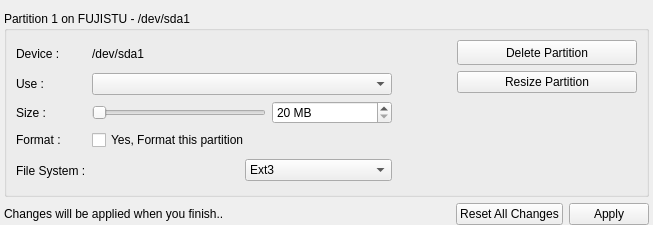
Above: yali4/gui/Ui/partedit.ui from dadas45li/yali before the change. Below: the same form after it.
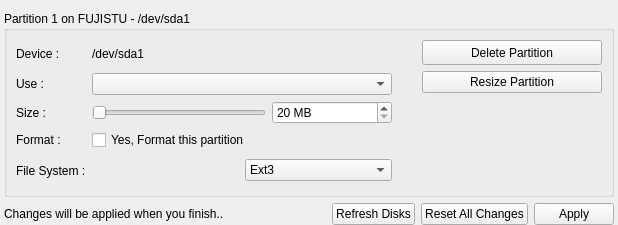
That is the form after the change.

Commit message:
* Refresh Disks button added; if you plug any removable disk during    installation you can use it without restarting the installer
BUG:FIXED:6278

```diff
--- a/yali4/gui/Ui/partedit.ui
+++ b/yali4/gui/Ui/partedit.ui
@@ -5,14 +5,14 @@
    <rect>
     <x>0</x>
     <y>0</y>
-    <width>653</width>
+    <width>618</width>
     <height>225</height>
    </rect>
   </property>
   <property name="windowTitle" >
    <string>Form</string>
   </property>
-  <layout class="QGridLayout" name="gridLayout_2" >
+  <layout class="QGridLayout" >
    <property name="leftMargin" >
     <number>4</number>
    </property>
@@ -25,15 +25,18 @@
    <property name="bottomMargin" >
     <number>0</number>
    </property>
-   <property name="spacing" >
+   <property name="horizontalSpacing" >
+    <number>-1</number>
+   </property>
+   <property name="verticalSpacing" >
     <number>-1</number>
    </property>
    <item row="0" column="0" >
-    <spacer name="verticalSpacer_2" >
+    <spacer>
      <property name="orientation" >
       <enum>Qt::Vertical</enum>
      </property>
-     <property name="sizeHint" stdset="0" >
+     <property name="sizeHint" >
       <size>
        <width>20</width>
        <height>40</height>
@@ -70,7 +73,7 @@
      <property name="title" >
       <string>Partition 1 on FUJISTU - /dev/sda1</string>
      </property>
-     <layout class="QGridLayout" name="gridLayout" >
+     <layout class="QGridLayout" >
       <item row="0" column="0" >
        <widget class="QLabel" name="label" >
         <property name="font" >
@@ -89,7 +92,7 @@
        </widget>
       </item>
       <item rowspan="5" row="0" column="5" >
-       <layout class="QVBoxLayout" name="verticalLayout" >
+       <layout class="QVBoxLayout" >
         <item>
          <widget class="QPushButton" name="deletePartition" >
           <property name="minimumSize" >
@@ -114,14 +117,14 @@
          </widget>
         </item>
         <item>
-         <spacer name="horizontalSpacer_2" >
+         <spacer>
           <property name="orientation" >
            <enum>Qt::Horizontal</enum>
           </property>
           <property name="sizeType" >
            <enum>QSizePolicy::Fixed</enum>
           </property>
-          <property name="sizeHint" stdset="0" >
+          <property name="sizeHint" >
            <size>
             <width>180</width>
             <height>20</height>
@@ -130,11 +133,11 @@
          </spacer>
         </item>
         <item>
-         <spacer name="verticalSpacer" >
+         <spacer>
           <property name="orientation" >
            <enum>Qt::Vertical</enum>
           </property>
-          <property name="sizeHint" stdset="0" >
+          <property name="sizeHint" >
            <size>
             <width>20</width>
             <height>40</height>
@@ -261,7 +264,7 @@
           <property name="sizeType" >
            <enum>QSizePolicy::Fixed</enum>
           </property>
-          <property name="sizeHint" stdset="0" >
+          <property name="sizeHint" >
            <size>
             <width>0</width>
             <height>29</height>
@@ -316,11 +319,11 @@
        </widget>
       </item>
       <item rowspan="4" row="0" column="4" >
-       <spacer name="horizontalSpacer" >
+       <spacer>
         <property name="orientation" >
          <enum>Qt::Horizontal</enum>
         </property>
-        <property name="sizeHint" stdset="0" >
+        <property name="sizeHint" >
          <size>
           <width>90</width>
           <height>110</height>
@@ -348,7 +351,7 @@
        <property name="orientation" >
         <enum>Qt::Horizontal</enum>
        </property>
-       <property name="sizeHint" stdset="0" >
+       <property name="sizeHint" >
         <size>
          <width>40</width>
          <height>20</height>
@@ -356,6 +359,13 @@
        </property>
       </spacer>
      </item>
+     <item>
+      <widget class="QPushButton" name="refreshDisks" >
+       <property name="text" >
+        <string>Refresh Disks</string>
+       </property>
+      </widget>
+     </item>
      <item>
       <widget class="QPushButton" name="resetAllChanges" >
        <property name="text" >
```
Left out of the diff: 6 changed lines with no effect on the pictures. The commit also changes 2 other files.
